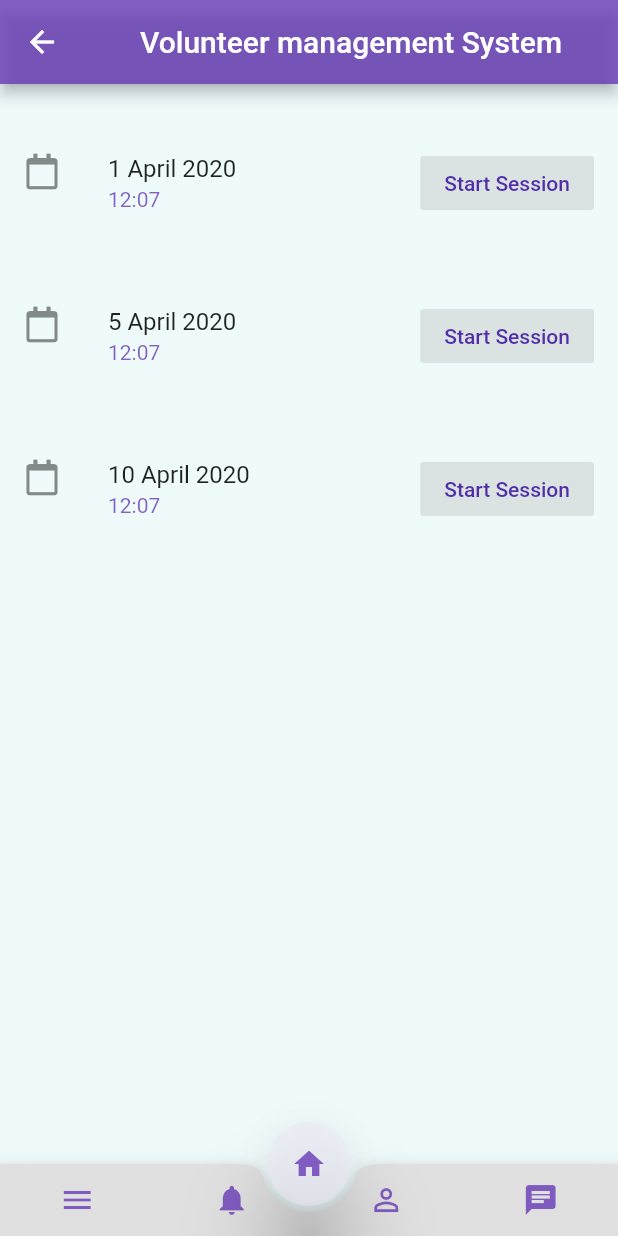
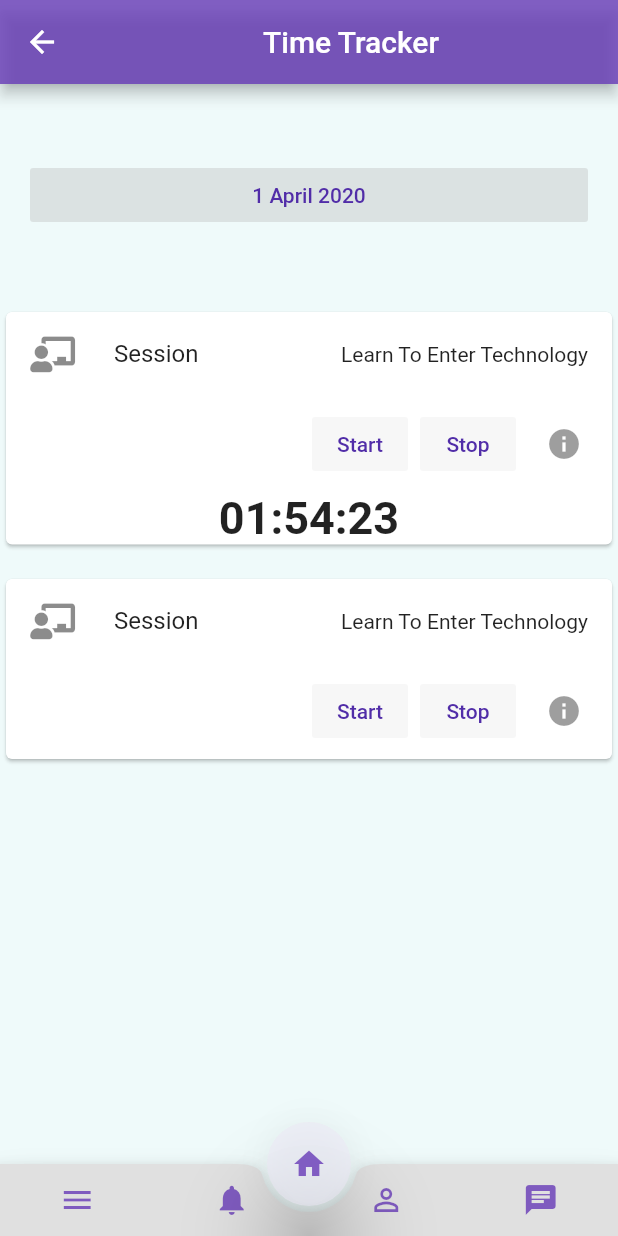
Before and after one commit to ce-akhil/Volunteer-Management-System, a Flutter app: the TimeTracker screen opened directly, on a phone screen of 412 x 824 dp. Run offline on Flutter 3.47's test engine with Material 2 defaults, Android fonts, the phone set to English and light mode, and no system bars; our stand-ins replace bot_toast, font_awesome_flutter, responsive_grid.

Commit message:
Time Tracker completed.

```diff
--- a/lib/time_tracker.dart
+++ b/lib/time_tracker.dart
@@ -20,7 +20,7 @@ class _TimeTrackerState extends State<TimeTracker> {
     return Scaffold(
       appBar: AppBar(
         title: Center(
-          child: const Text('Volunteer management System'),
+          child: const Text('Time Tracker'),
         ),
       ),
       bottomNavigationBar: AppBottomBar(),
@@ -29,54 +29,96 @@ class _TimeTrackerState extends State<TimeTracker> {
       body: Stack(
         children: <Widget>[
           SingleChildScrollView(
-              child: Container(
               child: ResponsiveGridRow(
                 children: [
                   if (isPortrait) _addGap(tileMargin),
                   ResponsiveGridCol(
                     xs: 12,
-                      child: ListTile(
-                        leading: Icon(FontAwesomeIcons.calendar),
-                        title: Text('1 April 2020'),
-                        subtitle: Text('12:07'),
-                        trailing: RaisedButton(
-                          child: Text('Start Session',
+                    child: Padding(
+                      padding: const EdgeInsets.all(20.0),
+                      child: RaisedButton(
+                        onPressed: null,
+                        child: Text('1 April 2020',
                           style: TextStyle(
                             color: Color(0xFF512DA8),
-                            ),),
-                            onPressed: null),
                           ),
+                        ),
+                      ),
+                    )
                   ),
                   if (isPortrait) _addGap(tileMargin),
                   ResponsiveGridCol(
                     xs: 12,
-                      child: ListTile(
-                        leading: Icon(FontAwesomeIcons.calendar),
-                        title: Text('5 April 2020'),
-                        subtitle: Text('12:07',
+                    child: Card(
+                      child: Column(
+                        children: <Widget>[
+                          ListTile(
+                            leading: Icon(FontAwesomeIcons.chalkboardTeacher),
+                            title: Text('Session'),
+                            trailing: Text('Learn To Enter Technology'),
                           ),
-                        trailing: RaisedButton(
-                            child: Text('Start Session',
+                          ButtonBar(
+                            children: <Widget>[
+                              RaisedButton(
+                                onPressed: null,
+                                child: Text('Start',
                                   style: TextStyle(
                                     color: Color(0xFF512DA8),
                                   ),),
-                            onPressed: null),
                               ),
-                    ),
-                    if (isPortrait) _addGap(tileMargin),
-                    ResponsiveGridCol(
-                      xs: 12,
-                      child: ListTile(
-                        leading: Icon(FontAwesomeIcons.calendar),
-                        title: Text('10 April 2020'),
-                        subtitle: Text('12:07',
-                        ),
-                        trailing: RaisedButton(
-                            child: Text('Start Session',
+                              RaisedButton(
+                                onPressed: null,
+                                child: Text('Stop',
                                   style: TextStyle(
                                     color: Color(0xFF512DA8),
                                   ),),
-                            onPressed: null),
+                              ),
+                              IconButton(icon: Icon(Icons.info), onPressed: null)
+                            ],
+                          ),
+                          Container(
+                            alignment: Alignment.center,
+                            child: Text('01:54:23',
+                            style: TextStyle(
+                              fontSize: 30,
+                              fontWeight: FontWeight.w700
+                            ),),
+                          )
+                        ],
+                      ),
+                    ),
+                  ),
+                  if (isPortrait) _addGap(tileMargin*0.5),
+                  ResponsiveGridCol(
+                    xs: 12,
+                    child: Card(
+                      child: Column(
+                        children: <Widget>[
+                          ListTile(
+                            leading: Icon(FontAwesomeIcons.chalkboardTeacher),
+                            title: Text('Session'),
+                            trailing: Text('Learn To Enter Technology'),
+                          ),
+                          ButtonBar(
+                            children: <Widget>[
+                              RaisedButton(
+                                onPressed: null,
+                                child: Text('Start',
+                                  style: TextStyle(
+                                    color: Color(0xFF512DA8),
+                                  ),),
+                              ),
+                              RaisedButton(
+                                onPressed: null,
+                                child: Text('Stop',
+                                  style: TextStyle(
+                                    color: Color(0xFF512DA8),
+                                  ),),
+                              ),
+                              IconButton(icon: Icon(Icons.info), onPressed: null)
+                            ],),
+                        ],
+                      ),
                     ),
                   ),
                   ResponsiveGridCol(
@@ -85,7 +127,6 @@ class _TimeTrackerState extends State<TimeTracker> {
                     ),
                   ),
                 ],
-                ),
               )),
         ],
       ),
```
Lines whose indentation alone changed are shown as unchanged.
